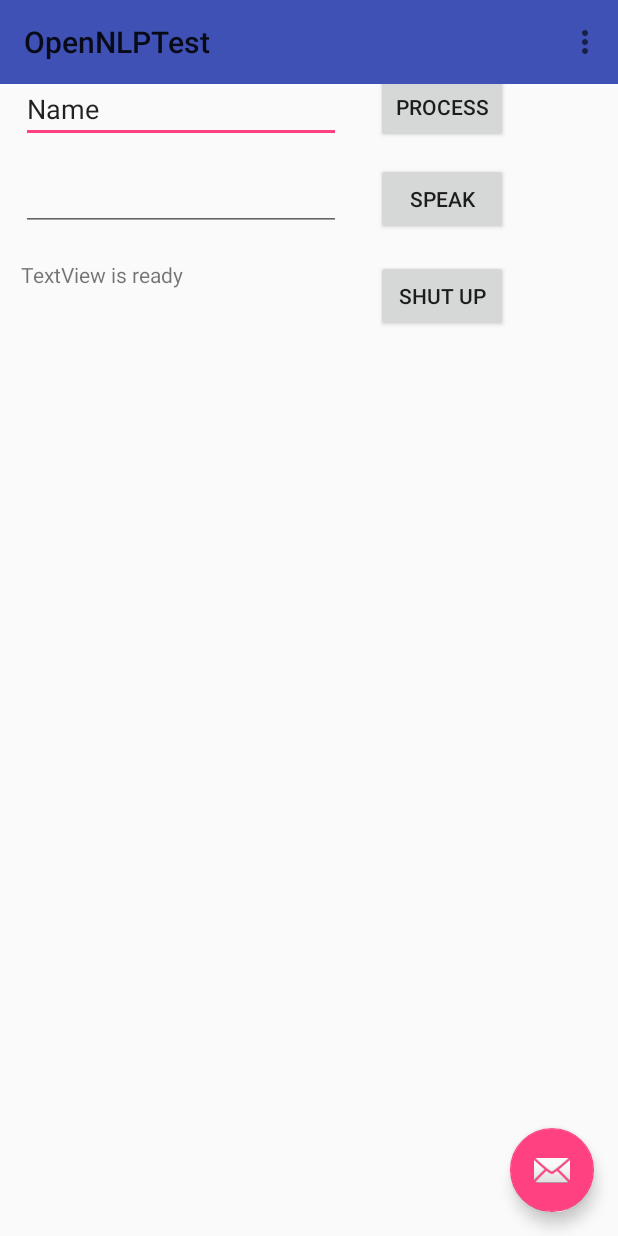
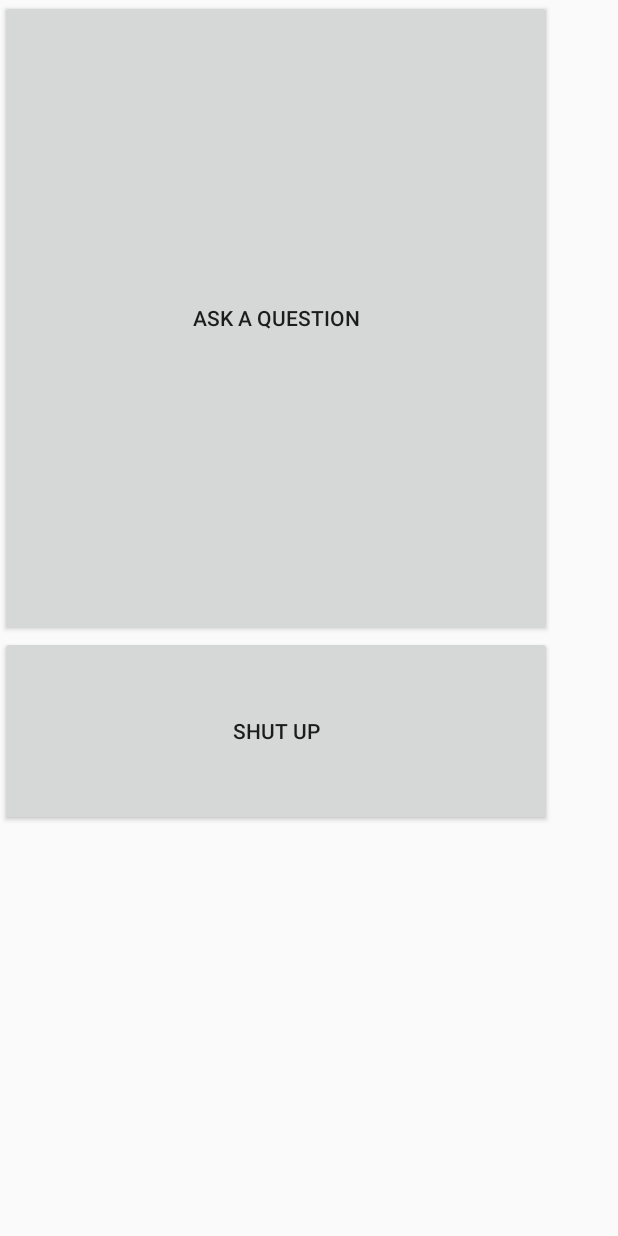
Before and after one commit to boacompiler/Personal-Assistant-Assignment, an Android app: the screen it shows after launch (MainActivity), on a phone screen of 412 x 824 dp. Run offline under Robolectric (Android 15) with nearby library versions, the phone set to English and light mode, and no system bars.

Commit message:
changes layout

```diff
--- a/app/src/main/AndroidManifest.xml
+++ b/app/src/main/AndroidManifest.xml
@@ -15,7 +15,8 @@
         <activity
             android:name=".MainActivity"
             android:label="@string/app_name"
-            android:theme="@style/AppTheme.NoActionBar">
+            android:theme="@style/AppTheme.NoActionBar"
+            android:screenOrientation="portrait">
             <intent-filter>
                 <action android:name="android.intent.action.MAIN" />
 
--- a/app/src/main/java/com/example/robert/opennlptest/MainActivity.java
+++ b/app/src/main/java/com/example/robert/opennlptest/MainActivity.java
@@ -88,17 +88,17 @@ public class MainActivity extends AppCompatActivity {
         mContext = this;
 
         setContentView(R.layout.activity_main);
-        Toolbar toolbar = (Toolbar) findViewById(R.id.toolbar);
-        setSupportActionBar(toolbar);
+        //Toolbar toolbar = (Toolbar) findViewById(R.id.toolbar);
+        //setSupportActionBar(toolbar);
 
-        FloatingActionButton fab = (FloatingActionButton) findViewById(R.id.fab);
-        fab.setOnClickListener(new View.OnClickListener() {
-            @Override
-            public void onClick(View view) {
-                Snackbar.make(view, "Replace with your own action", Snackbar.LENGTH_LONG)
-                        .setAction("Action", null).show();
-            }
-        });
+        //FloatingActionButton fab = (FloatingActionButton) findViewById(R.id.fab);
+//        fab.setOnClickListener(new View.OnClickListener() {
+//            @Override
+//            public void onClick(View view) {
+//                Snackbar.make(view, "Replace with your own action", Snackbar.LENGTH_LONG)
+//                        .setAction("Action", null).show();
+//            }
+//        });
 //        mySentenceDetector = SetupSentenceDetector();
 //        myTokenizer = SetupTokenizer();
 //        myNameFinderME = SetupNameFinder();
@@ -140,9 +140,9 @@ public class MainActivity extends AppCompatActivity {
 
     public void buttonOnClick(View v)
     {
-        EditText e = (EditText)findViewById(R.id.editText3);
-        String query = e.getText().toString();
-        ThreadedProcess(query);
+        //EditText e = (EditText)findViewById(R.id.editText3);
+       // String query = e.getText().toString();
+        //ThreadedProcess(query);
 
     }
 
@@ -301,31 +301,31 @@ public class MainActivity extends AppCompatActivity {
 
     public void ThreadedProcess(String q)
     {
-        final String query = q;
-        //final SentenceDetector sd = mySentenceDetector;
-        TextView t = (TextView)findViewById(R.id.myTextView);
-
-        final Handler handler = new Handler();
-        Runnable runnable = new Runnable() {
-            @Override
-            public void run() {
-                final String result = "lel";//process(query, mySentenceDetector, myTokenizer, myNameFinderME, myPOSTagger);
-                handler.post(new Runnable() {
-                    @Override
-                    public void run() {
-                        ProgressBar p = (ProgressBar)findViewById(R.id.progressBar);
-                        p.setVisibility(View.INVISIBLE);
-                        TextView t = (TextView)findViewById(R.id.myTextView);
-                        t.setText("test done" + result);
-                    }
-                });
-            }
-        };
-
-        t.append("\nTEST");
-        ProgressBar p = (ProgressBar)findViewById(R.id.progressBar);
-        p.setVisibility(View.VISIBLE);
-        new Thread(runnable).start();
+//        final String query = q;
+//        //final SentenceDetector sd = mySentenceDetector;
+//        TextView t = (TextView)findViewById(R.id.myTextView);
+//
+//        final Handler handler = new Handler();
+//        Runnable runnable = new Runnable() {
+//            @Override
+//            public void run() {
+//                final String result = "lel";//process(query, mySentenceDetector, myTokenizer, myNameFinderME, myPOSTagger);
+//                handler.post(new Runnable() {
+//                    @Override
+//                    public void run() {
+//                        ProgressBar p = (ProgressBar)findViewById(R.id.progressBar);
+//                        p.setVisibility(View.INVISIBLE);
+//                        TextView t = (TextView)findViewById(R.id.myTextView);
+//                        t.setText("test done" + result);
+//                    }
+//                });
+//            }
+//        };
+//
+//        t.append("\nTEST");
+//        ProgressBar p = (ProgressBar)findViewById(R.id.progressBar);
+//        p.setVisibility(View.VISIBLE);
+//        new Thread(runnable).start();
     }
 
     private static final int SPEECH_REQUEST_CODE = 0;
@@ -349,8 +349,8 @@ public class MainActivity extends AppCompatActivity {
                     RecognizerIntent.EXTRA_RESULTS);
             String spokenText = results.get(0);
             // Do something with spokenText
-            TextView t = (TextView)findViewById(R.id.myTextView);
-            t.setText("test done " + spokenText);
+            //TextView t = (TextView)findViewById(R.id.myTextView);
+            //t.setText("test done " + spokenText);
 
             String[] spokenwords = spokenText.split(" ", 2);
 
@@ -437,8 +437,8 @@ public class MainActivity extends AppCompatActivity {
 
         //tts.speak("Why is this not working", TextToSpeech.QUEUE_FLUSH, null);
 
-        TextView t = (TextView)findViewById(R.id.myTextView);
-        t.setText("start speaking");
+//        TextView t = (TextView)findViewById(R.id.myTextView);
+//        t.setText("start speaking");
         displaySpeechRecognizer();
         //String result = SearchWiki("Donald+Trump");
         Log.d("wiki", "SpeechOnClick: ");
--- a/app/src/main/res/layout/activity_main.xml
+++ b/app/src/main/res/layout/activity_main.xml
@@ -16,19 +16,4 @@
     <include layout="@layout/content_main"
         android:layout_height="301dp" />
 
-    <android.support.design.widget.FloatingActionButton
-        android:id="@+id/fab"
-        android:layout_width="wrap_content"
-        android:layout_height="wrap_content"
-        android:layout_gravity="bottom|end"
-        android:layout_margin="@dimen/fab_margin"
-        app:srcCompat="@android:drawable/ic_dialog_email" />
-
-    <android.support.v7.widget.Toolbar
-        android:id="@+id/toolbar"
-        android:layout_width="match_parent"
-        android:layout_height="?attr/actionBarSize"
-        android:background="?attr/colorPrimary"
-        app:popupTheme="@style/AppTheme.PopupOverlay" />
-
 </android.support.design.widget.CoordinatorLayout>
--- a/app/src/main/res/layout/content_main.xml
+++ b/app/src/main/res/layout/content_main.xml
@@ -8,89 +8,29 @@
     tools:context="com.example.robert.opennlptest.MainActivity"
     tools:showIn="@layout/activity_main">
 
-    <RelativeLayout
-        android:layout_width="352dp"
-        android:layout_height="535dp"
-        android:visibility="visible"
-        tools:layout_editor_absoluteX="16dp"
-        tools:layout_editor_absoluteY="16dp">
+    z
+
+    <LinearLayout
+        android:layout_width="368dp"
+        android:layout_height="551dp"
+        android:orientation="vertical"
+        tools:layout_editor_absoluteX="8dp"
+        tools:layout_editor_absoluteY="8dp">
 
         <Button
-            android:id="@+id/button4"
-            android:layout_width="wrap_content"
+            android:id="@+id/button6"
+            android:layout_width="match_parent"
             android:layout_height="wrap_content"
-            android:layout_alignParentEnd="true"
-            android:layout_alignParentRight="true"
-            android:layout_alignParentTop="true"
-            android:layout_marginEnd="13dp"
-            android:layout_marginRight="13dp"
-            android:layout_marginTop="47dp"
-            android:onClick="buttonOnClick"
-            android:text="Process" />
-
-        <EditText
-            android:id="@+id/editText3"
-            android:layout_width="wrap_content"
-            android:layout_height="wrap_content"
-            android:layout_alignBottom="@+id/button4"
-            android:layout_alignParentLeft="true"
-            android:layout_alignParentStart="true"
-            android:layout_marginLeft="14dp"
-            android:layout_marginStart="14dp"
-            android:ems="10"
-            android:inputType="textPersonName"
-            android:text="Name" />
-
-        <EditText
-            android:id="@+id/editText4"
-            android:layout_width="wrap_content"
-            android:layout_height="wrap_content"
-            android:layout_alignLeft="@+id/editText3"
-            android:layout_alignStart="@+id/editText3"
-            android:layout_below="@+id/editText3"
-            android:layout_marginTop="13dp"
-            android:ems="10"
-            android:inputType="textMultiLine" />
-
-        <TextView
-            android:id="@+id/myTextView"
-            android:layout_width="wrap_content"
-            android:layout_height="wrap_content"
-            android:layout_alignLeft="@+id/editText4"
-            android:layout_alignStart="@+id/editText4"
-            android:layout_below="@+id/editText4"
-            android:layout_marginTop="19dp"
-            android:text="TextView is ready" />
-
-        <ProgressBar
-            android:id="@+id/progressBar"
-            style="?android:attr/progressBarStyle"
-            android:layout_width="wrap_content"
-            android:layout_height="wrap_content"
-            android:layout_below="@+id/myTextView"
-            android:layout_centerHorizontal="true"
-            android:layout_marginTop="105dp"
-            android:visibility="invisible" />
+            android:layout_weight="1"
+            android:onClick="SpeechOnClick"
+            android:text="Ask A Question" />
 
         <Button
-            android:id="@+id/button"
-            android:layout_width="wrap_content"
+            android:id="@+id/button5"
+            android:layout_width="match_parent"
             android:layout_height="wrap_content"
-            android:layout_alignEnd="@+id/button4"
-            android:layout_alignRight="@+id/button4"
-            android:layout_alignTop="@+id/editText4"
-            android:onClick="SpeechOnClick"
-            android:text="Speak" />
-
-        <Button
-            android:id="@+id/button2"
-            android:layout_width="wrap_content"
-            android:layout_height="wrap_content"
-            android:layout_alignLeft="@+id/button"
-            android:layout_alignStart="@+id/button"
-            android:layout_alignTop="@+id/myTextView"
+            android:layout_weight="0.21"
             android:onClick="ShutUpOnClick"
             android:text="Shut Up" />
-
-    </RelativeLayout>
+    </LinearLayout>
 </android.support.constraint.ConstraintLayout>
```
